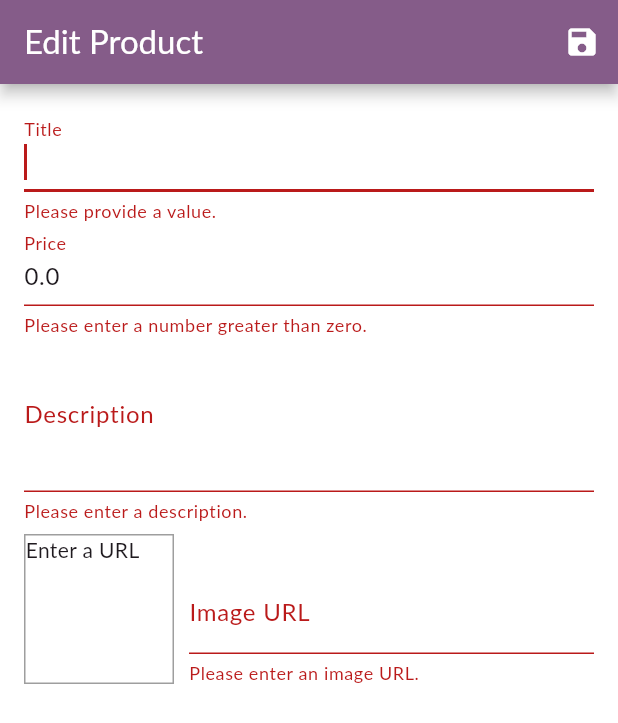
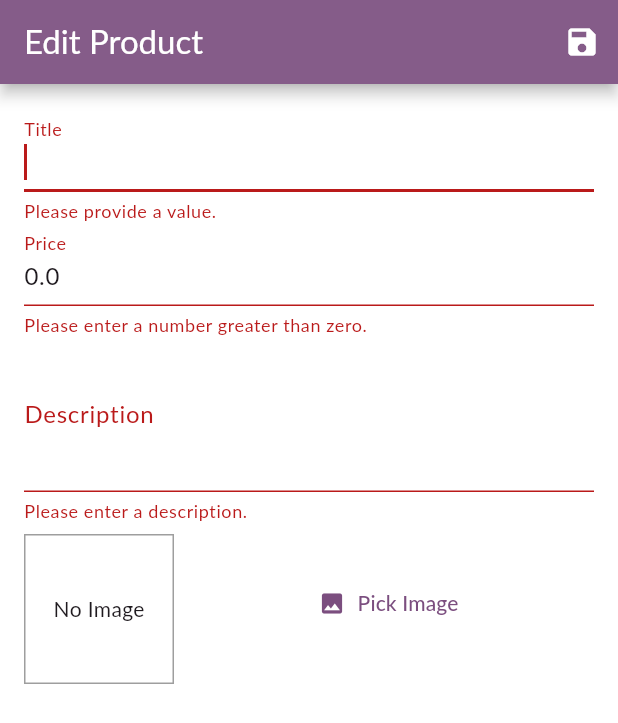
Before and after one commit to nhut1025/ct484h01-labs-nhut1025-master, a Flutter app: the EditProductScreen screen opened by its route, after a tap on the "save" icon, on a phone screen of 412 x 824 dp. Shown: the top 723 px of the screen. Run offline on Flutter 3.47's test engine with Material 3 defaults, Android fonts, the phone set to English and light mode, and no system bars; our stand-ins replace flutter_dotenv, go_router, image_picker, pocketbase, shared_preferences; accounts and stored records are empty; Roboto replaces fonts that are missing (Lato).

```diff
--- a/lib/models/product.dart
+++ b/lib/models/product.dart
@@ -1,8 +1,11 @@
+import 'dart:io';
+
 class Product {
   final String? id;
   final String title;
   final String description;
   final double price;
+  final File? featuredImage;
   final String imageUrl;
   final bool isFavorite;
   final List<String> availableColors;
@@ -13,7 +16,8 @@ class Product {
     required this.title,
     required this.description,
     required this.price,
-    required this.imageUrl,
+    this.featuredImage,
+    this.imageUrl = '',
     this.isFavorite = false,
     this.availableColors = const ['Black', 'White', 'Red'],
     this.availableSizes = const ['S', 'M', 'L'],
@@ -24,6 +28,7 @@ class Product {
     String? title,
     String? description,
     double? price,
+    File? featuredImage,
     String? imageUrl,
     bool? isFavorite,
     List<String>? availableColors,
@@ -34,10 +39,35 @@ class Product {
       title: title ?? this.title,
       description: description ?? this.description,
       price: price ?? this.price,
+      featuredImage: featuredImage ?? this.featuredImage,
       imageUrl: imageUrl ?? this.imageUrl,
       isFavorite: isFavorite ?? this.isFavorite,
       availableColors: availableColors ?? this.availableColors,
       availableSizes: availableSizes ?? this.availableSizes,
     );
   }
+
+  bool hasFeaturedImage() {
+    return featuredImage != null || imageUrl.isNotEmpty;
+  }
+
+  Map<String, dynamic> toJson() {
+    return {
+      'title': title,
+      'description': description,
+      'price': price,
+      'isFavorite': isFavorite,
+    };
+  }
+
+  factory Product.fromJson(Map<String, dynamic> json) {
+    return Product(
+      id: json['id'],
+      title: json['title'],
+      description: json['description'],
+      price: json['price'],
+      isFavorite: json['isFavorite'] ?? false,
+      imageUrl: json['imageUrl'] ?? '',
+    );
+  }
 }
--- a/lib/ui/products/edit_product_screen.dart
+++ b/lib/ui/products/edit_product_screen.dart
@@ -1,5 +1,8 @@
+import 'dart:io';
+
 import 'package:flutter/material.dart';
 import 'package:go_router/go_router.dart';
+import 'package:image_picker/image_picker.dart';
 import 'package:provider/provider.dart';
 
 import '../../models/product.dart';
@@ -32,42 +35,18 @@ class EditProductScreen extends StatefulWidget {
 }
 
 class _EditProductScreenState extends State<EditProductScreen> {
-  final _imageUrlController = TextEditingController();
-  final _imageUrlFocusNode = FocusNode();
   final _editForm = GlobalKey<FormState>();
   late Product _editedProduct;
 
-  bool _isValidImageUrl(String value) {
-    return (value.startsWith('http') || value.startsWith('https')) &&
-        (value.endsWith('.png') ||
-            value.endsWith('.jpg') ||
-            value.endsWith('.jpeg'));
-  }
-
   @override
   void initState() {
-    _imageUrlFocusNode.addListener(() {
-      if (!_imageUrlFocusNode.hasFocus) {
-        if (!_isValidImageUrl(_imageUrlController.text)) {
-          return;
-        }
-        setState(() {});
-      }
-    });
     _editedProduct = widget.product;
-    _imageUrlController.text = _editedProduct.imageUrl;
     super.initState();
   }
 
-  @override
-  void dispose() {
-    _imageUrlController.dispose();
-    _imageUrlFocusNode.dispose();
-    super.dispose();
-  }
-
   Future<void> _saveForm() async {
-  final isValid = _editForm.currentState!.validate();
+    final isValid =
+        _editForm.currentState!.validate() && _editedProduct.hasFeaturedImage();
     if (!isValid) {
       return;
     }
@@ -76,18 +55,21 @@ Future<void> _saveForm() async {
     try {
       final productsManager = context.read<ProductsManager>();
       if (_editedProduct.id != null) {
-      productsManager.updateProduct(_editedProduct);
+        await productsManager.updateProduct(_editedProduct);
       } else {
-      productsManager.addProduct(_editedProduct);
+        await productsManager.addProduct(_editedProduct);
       }
     } catch (error) {
+      if (mounted) {
         await showErrorDialog(context, 'Something went wrong.');
+      }
     }
 
     if (mounted) {
       context.pop();
     }
   }
+
   @override
   Widget build(BuildContext context) {
     return Scaffold(
@@ -182,7 +164,7 @@ Future<void> _saveForm() async {
 
   Widget _buildProductPreview() {
     return Row(
-      crossAxisAlignment: CrossAxisAlignment.end,
+      crossAxisAlignment: CrossAxisAlignment.center,
       children: <Widget>[
         Container(
           width: 100,
@@ -191,41 +173,49 @@ Future<void> _saveForm() async {
           decoration: BoxDecoration(
             border: Border.all(width: 1, color: Colors.grey),
           ),
-          child: _imageUrlController.text.isEmpty
-              ? const Text('Enter a URL')
+          child: !_editedProduct.hasFeaturedImage()
+              ? const Center(child: Text('No Image'))
               : FittedBox(
-                  child: Image.network(
-                    _imageUrlController.text,
+                  child: _editedProduct.featuredImage == null
+                      ? Image.network(
+                          _editedProduct.imageUrl,
+                          fit: BoxFit.cover,
+                        )
+                      : Image.file(
+                          _editedProduct.featuredImage!,
                           fit: BoxFit.cover,
                         ),
                 ),
         ),
         Expanded(
-          child: _buildImageURLField(),
+          child: SizedBox(height: 100, child: _buildImagePickerButton()),
         ),
       ],
     );
   }
 
-  TextFormField _buildImageURLField() {
-    return TextFormField(
-      decoration: const InputDecoration(labelText: 'Image URL'),
-      keyboardType: TextInputType.url,
-      textInputAction: TextInputAction.done,
-      controller: _imageUrlController,
-      focusNode: _imageUrlFocusNode,
-      onFieldSubmitted: (value) => _saveForm(),
-      validator: (value) {
-        if (value!.isEmpty) {
-          return 'Please enter an image URL.';
+  TextButton _buildImagePickerButton() {
+    return TextButton.icon(
+      icon: const Icon(Icons.image),
+      label: const Text('Pick Image'),
+      onPressed: () async {
+        final imagePicker = ImagePicker();
+        try {
+          final imageFile = await imagePicker.pickImage(
+            source: ImageSource.gallery,
+          );
+          if (imageFile == null) {
+            return;
           }
-        if (!_isValidImageUrl(value)) {
-          return 'Please enter a valid image URL.';
+          _editedProduct = _editedProduct.copyWith(
+            featuredImage: File(imageFile.path),
+          );
+          setState(() {});
+        } catch (error) {
+          if (mounted) {
+            showErrorDialog(context, 'Something went wrong.');
           }
-        return null;
-      },
-      onSaved: (value) {
-        _editedProduct = _editedProduct.copyWith(imageUrl: value);
+        }
       },
     );
   }
--- a/lib/ui/products/product_detail_screen.dart
+++ b/lib/ui/products/product_detail_screen.dart
@@ -335,7 +335,6 @@ class _ProductDetailScreenState extends State<ProductDetailScreen> {
                                     'Đã thêm $_quantity sản phẩm vào giỏ hàng.',
                                   ),
                                   duration: const Duration(seconds: 2),
-
                                 ),
                               );
                           },
--- a/lib/ui/products/products_manager.dart
+++ b/lib/ui/products/products_manager.dart
@@ -1,42 +1,10 @@
 import 'package:flutter/foundation.dart';
 import '../../models/product.dart';
+import '../../services/products_service.dart';
 
 class ProductsManager with ChangeNotifier {
-  final List<Product> _items = [
-    Product(
-      id: 'p1',
-      title: 'Red Shirt',
-      description: 'A red shirt - it is pretty red!',
-      price: 29.99,
-      imageUrl: 'https://i.postimg.cc/sDz0q0d9/red-t-shirt-1710578-1280.jpg',
-      isFavorite: true,
-    ),
-    Product(
-      id: 'p2',
-      title: 'Trousers',
-      description: 'A nice pair of trousers.',
-      price: 59.99,
-      imageUrl:
-          'https://upload.wikimedia.org/wikipedia/commons/1/19/Overzeas_longpocket_jeans.jpg',
-    ),
-    Product(
-      id: 'p3',
-      title: 'Yellow Scarf',
-      description: 'Warm and cozy - exactly what you need for the winter.',
-      price: 19.99,
-      imageUrl:
-          'https://live.staticflickr.com/4043/4438260868_cc79b3369d_z.jpg',
-    ),
-    Product(
-      id: 'p4',
-      title: 'A Pan',
-      description: 'Prepare any meal you want.',
-      price: 49.99,
-      imageUrl:
-          'https://upload.wikimedia.org/wikipedia/commons/1/14/Cast-Iron-Pan.jpg',
-      isFavorite: true,
-    ),
-  ];
+  final ProductsService _productsService = ProductsService();
+  List<Product> _items = [];
 
   int get itemCount {
     return _items.length;
@@ -49,6 +17,7 @@ class ProductsManager with ChangeNotifier {
   List<Product> get favoriteItems {
     return _items.where((item) => item.isFavorite).toList();
   }
+
   Product? findById(String id) {
     try {
       return _items.firstWhere((item) => item.id == id);
@@ -57,16 +26,15 @@ class ProductsManager with ChangeNotifier {
     }
   }
 
-  void addProduct(Product product) {
-    _items.add(
-      product.copyWith(
-        id: 'p${DateTime.now().toIso8601String()}',
-      ),
-    );
-    notifyListeners();
+  Future<void> addProduct(Product product) async {
+    final newProduct = await _productsService.addProduct(product);
+    if (newProduct != null) {
+      _items.add(newProduct);
+      notifyListeners();
+    }
   }
 
-  void updateProduct(Product product) {
+  Future<void> updateProduct(Product product) async {
     final index = _items.indexWhere((item) => item.id == product.id);
     if (index >= 0) {
       _items[index] = product;
```
Also changed, not shown: lib/services/products_service.dart (added, +43 -0 lines). Lines whose indentation alone changed are shown as unchanged.
